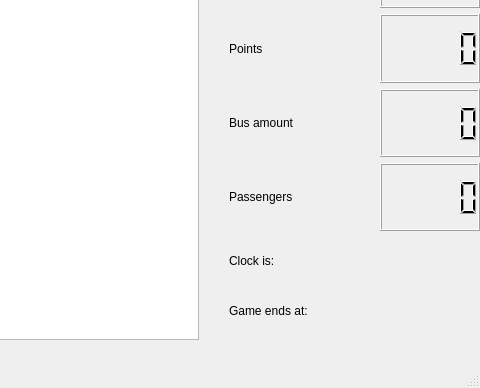
First picture: the form in Game/mainwindow.ui, repository toivow/Otekn, before the edit; both pictures show x 321 to 801 and y 180 to 568 of the 801 by 568 pixel window.
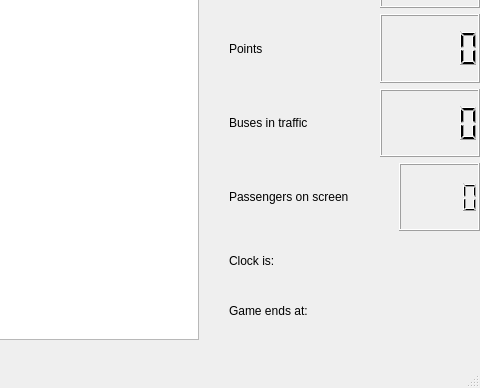
Second picture: the form after the edit.

Diff of the .ui file:
```diff
--- a/Game/mainwindow.ui
+++ b/Game/mainwindow.ui
@@ -95,7 +95,7 @@
        <item>
         <widget class="QLabel" name="busAmountLbl">
          <property name="text">
-          <string>Bus amount</string>
+          <string>Buses in traffic</string>
          </property>
         </widget>
        </item>
@@ -112,7 +112,7 @@
        <item>
         <widget class="QLabel" name="passAmntLbl">
          <property name="text">
-          <string>Passengers</string>
+          <string>Passengers on screen</string>
          </property>
         </widget>
        </item>
```
